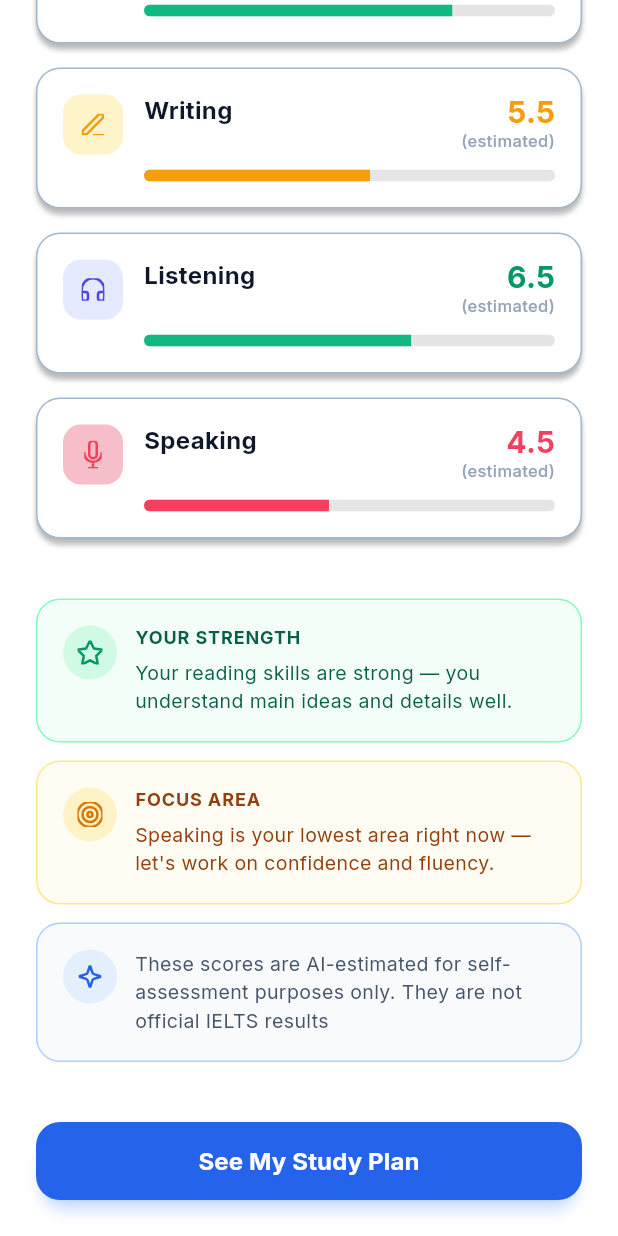
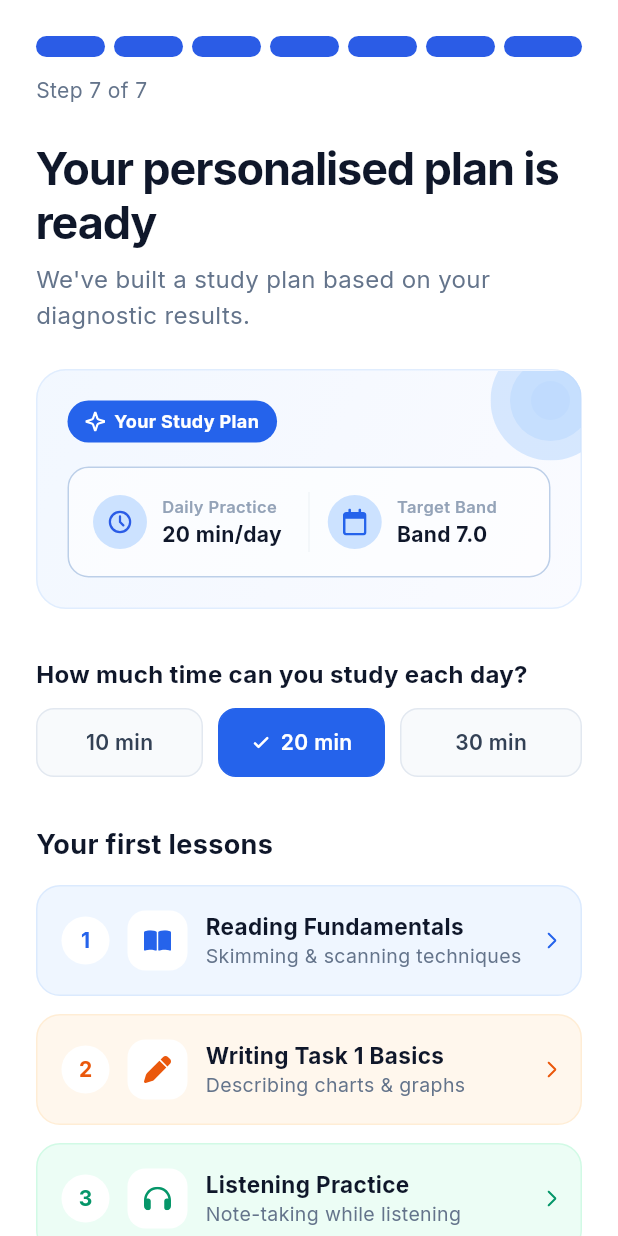
Before and after one commit to MominaYaqoob/Linguatude, a Flutter app: the OnboardingDiagnosticResultsScreen screen opened directly, scrolled down 301 dp, after a tap on "See My Study Plan", on a phone screen of 412 x 824 dp. Run offline on Flutter 3.47's test engine with Material 3 defaults, Android fonts, the phone set to English and light mode, and no system bars; our stand-ins replace device_preview, flutter_svg, google_fonts.

Commit message:
Add ONBD-008 Study Plan screen, wire it after Diagnostic Results
Builds the "Your personalised plan is ready" screen: gradient plan
card with badge, decorative target icon and stat row, a selectable
daily-duration pill picker, three themed lesson cards, and the Start
Learning CTA. Wires the Results screen's "See My Study Plan" button
to navigate here.

Co-Authored-By: Claude Sonnet 5 <noreply@anthropic.com>
Claude-Session: https://claude.ai/code/session_015RJCJrEnHn2Sp7oeeVqgRg

```diff
--- a/lib/screens/onboarding/onboarding_diagnostic_results_screen.dart
+++ b/lib/screens/onboarding/onboarding_diagnostic_results_screen.dart
@@ -3,6 +3,7 @@ import 'package:flutter_svg/flutter_svg.dart';
 import 'package:google_fonts/google_fonts.dart';
 
 import '../../theme/app_colors.dart';
+import 'onboarding_diagnostic_study_plan_screen.dart';
 
 class _BandScore {
   const _BandScore({
@@ -70,7 +71,11 @@ class OnboardingDiagnosticResultsScreen extends StatelessWidget {
   ];
 
   void _continue(BuildContext context) {
-    // Study plan screen is not built yet — nothing further to navigate to.
+    Navigator.of(context).push(
+      MaterialPageRoute(
+        builder: (_) => const OnboardingDiagnosticStudyPlanScreen(),
+      ),
+    );
   }
 
   @override
--- /dev/null
+++ b/lib/screens/onboarding/onboarding_diagnostic_study_plan_screen.dart
@@ -0,0 +1,557 @@
+import 'package:flutter/material.dart';
+import 'package:flutter_svg/flutter_svg.dart';
+import 'package:google_fonts/google_fonts.dart';
+
+import '../../theme/app_colors.dart';
+
+class _Lesson {
+  const _Lesson({
+    required this.number,
+    required this.icon,
+    required this.background,
+    required this.border,
+    required this.iconColor,
+    required this.title,
+    required this.subtitle,
+  });
+
+  final int number;
+  final String icon;
+  final Color background;
+  final Color border;
+  final Color iconColor;
+  final String title;
+  final String subtitle;
+}
+
+class OnboardingDiagnosticStudyPlanScreen extends StatefulWidget {
+  const OnboardingDiagnosticStudyPlanScreen({super.key});
+
+  @override
+  State<OnboardingDiagnosticStudyPlanScreen> createState() =>
+      _OnboardingDiagnosticStudyPlanScreenState();
+}
+
+class _OnboardingDiagnosticStudyPlanScreenState
+    extends State<OnboardingDiagnosticStudyPlanScreen> {
+  static const _currentStep = 7;
+  static const _totalSteps = 7;
+  static const _durations = ['10 min', '20 min', '30 min'];
+
+  static const _lessons = [
+    _Lesson(
+      number: 1,
+      icon: 'assets/icons/onboarding/book.svg',
+      background: AppColors.planLessonBlueBg,
+      border: AppColors.planLessonBlueBorder,
+      iconColor: AppColors.diagPrimary,
+      title: 'Reading Fundamentals',
+      subtitle: 'Skimming & scanning techniques',
+    ),
+    _Lesson(
+      number: 2,
+      icon: 'assets/icons/onboarding/pencil.svg',
+      background: AppColors.planLessonOrangeBg,
+      border: AppColors.planLessonOrangeBorder,
+      iconColor: AppColors.planLessonOrangeIcon,
+      title: 'Writing Task 1 Basics',
+      subtitle: 'Describing charts & graphs',
+    ),
+    _Lesson(
+      number: 3,
+      icon: 'assets/icons/onboarding/headphones.svg',
+      background: AppColors.planLessonGreenBg,
+      border: AppColors.planLessonGreenBorder,
+      iconColor: AppColors.planLessonGreenIcon,
+      title: 'Listening Practice',
+      subtitle: 'Note-taking while listening',
+    ),
+  ];
+
+  int _selectedDuration = 1;
+
+  void _startLearning() {
+    // Next screen in the flow is not built yet.
+  }
+
+  void _exploreOnMyOwn() {
+    // No dedicated destination yet — user opts out of the guided plan.
+  }
+
+  @override
+  Widget build(BuildContext context) {
+    return Scaffold(
+      backgroundColor: AppColors.white,
+      body: SafeArea(
+        child: SingleChildScrollView(
+          padding: const EdgeInsets.all(24),
+          child: Column(
+            crossAxisAlignment: CrossAxisAlignment.stretch,
+            children: [
+              _buildStepProgress(),
+              const SizedBox(height: 24),
+              Text(
+                'Your personalised plan is ready',
+                style: GoogleFonts.inter(
+                  fontSize: 30,
+                  fontWeight: FontWeight.w700,
+                  height: 36 / 30,
+                  letterSpacing: -0.75,
+                  color: AppColors.slate,
+                ),
+              ),
+              const SizedBox(height: 8),
+              Text(
+                "We've built a study plan based on your diagnostic results.",
+                style: GoogleFonts.inter(
+                  fontSize: 16,
+                  fontWeight: FontWeight.w400,
+                  height: 24 / 16,
+                  color: AppColors.slateMuted,
+                ),
+              ),
+              const SizedBox(height: 24),
+              _buildPlanCard(),
+              const SizedBox(height: 32),
+              _buildDurationPicker(),
+              const SizedBox(height: 32),
+              Text(
+                'Your first lessons',
+                style: GoogleFonts.inter(
+                  fontSize: 18,
+                  fontWeight: FontWeight.w700,
+                  height: 24 / 18,
+                  color: AppColors.slate,
+                ),
+              ),
+              const SizedBox(height: 16),
+              for (var i = 0; i < _lessons.length; i++) ...[
+                if (i > 0) const SizedBox(height: 12),
+                _buildLessonCard(_lessons[i]),
+              ],
+              const SizedBox(height: 40),
+              _buildStartButton(),
+              const SizedBox(height: 16),
+              Center(
+                child: GestureDetector(
+                  onTap: _exploreOnMyOwn,
+                  child: Text(
+                    "I'll explore on my own",
+                    style: GoogleFonts.inter(
+                      fontSize: 14,
+                      fontWeight: FontWeight.w600,
+                      height: 20 / 14,
+                      color: AppColors.planExploreLink,
+                    ),
+                  ),
+                ),
+              ),
+            ],
+          ),
+        ),
+      ),
+    );
+  }
+
+  Widget _buildStepProgress() {
+    return Column(
+      crossAxisAlignment: CrossAxisAlignment.start,
+      children: [
+        Row(
+          children: List.generate(_totalSteps, (index) {
+            final active = index < _currentStep;
+            return Expanded(
+              child: Padding(
+                padding: EdgeInsets.only(
+                  right: index == _totalSteps - 1 ? 0 : 6,
+                ),
+                child: Container(
+                  height: 14,
+                  decoration: BoxDecoration(
+                    color: active
+                        ? AppColors.primaryButton
+                        : AppColors.progressInactive,
+                    borderRadius: BorderRadius.circular(9999),
+                  ),
+                ),
+              ),
+            );
+          }),
+        ),
+        const SizedBox(height: 12),
+        Text(
+          'Step $_currentStep of $_totalSteps',
+          style: GoogleFonts.inter(
+            fontSize: 14,
+            fontWeight: FontWeight.w400,
+            height: 20 / 14,
+            color: AppColors.slateMuted,
+          ),
+        ),
+      ],
+    );
+  }
+
+  Widget _buildPlanCard() {
+    return Container(
+      width: double.infinity,
+      clipBehavior: Clip.antiAlias,
+      decoration: BoxDecoration(
+        borderRadius: BorderRadius.circular(20),
+        border: Border.all(color: AppColors.planCardBorder),
+        gradient: const LinearGradient(
+          begin: Alignment.topLeft,
+          end: Alignment.bottomRight,
+          colors: [
+            AppColors.planCardGradientStart,
+            AppColors.planCardGradientEnd,
+          ],
+        ),
+      ),
+      child: Stack(
+        children: [
+          Positioned(
+            top: -20,
+            right: -20,
+            child: SvgPicture.asset(
+              'assets/icons/onboarding/plan_target_deco.svg',
+              width: 80,
+              height: 80,
+            ),
+          ),
+          Padding(
+            padding: const EdgeInsets.all(20),
+            child: Column(
+              crossAxisAlignment: CrossAxisAlignment.start,
+              children: [
+                Container(
+                  padding: const EdgeInsets.symmetric(
+                    horizontal: 12,
+                    vertical: 6,
+                  ),
+                  decoration: BoxDecoration(
+                    color: AppColors.planBadgeBg,
+                    borderRadius: BorderRadius.circular(9999),
+                  ),
+                  child: Row(
+                    mainAxisSize: MainAxisSize.min,
+                    children: [
+                      SvgPicture.asset(
+                        'assets/icons/onboarding/plan_badge_star.svg',
+                        width: 13,
+                        height: 13,
+                      ),
+                      const SizedBox(width: 6),
+                      Text(
+                        'Your Study Plan',
+                        style: GoogleFonts.inter(
+                          fontSize: 12,
+                          fontWeight: FontWeight.w700,
+                          height: 16 / 12,
+                          color: AppColors.white,
+                        ),
+                      ),
+                    ],
+                  ),
+                ),
+                const SizedBox(height: 16),
+                Container(
+                  padding: const EdgeInsets.all(16),
+                  decoration: BoxDecoration(
+                    color: AppColors.planStatCardBg,
+                    borderRadius: BorderRadius.circular(14),
+                    border: Border.all(color: AppColors.planStatCardBorder),
+                  ),
+                  child: Row(
+                    children: [
+                      Expanded(
+                        child: _buildStatItem(
+                          icon: 'assets/icons/onboarding/clock.svg',
+                          label: 'Daily Practice',
+                          value: '20 min/day',
+                        ),
+                      ),
+                      Container(
+                        width: 1,
+                        height: 40,
+                        margin: const EdgeInsets.symmetric(horizontal: 12),
+                        color: AppColors.planDivider,
+                      ),
+                      Expanded(
+                        child: _buildStatItem(
+                          icon: 'assets/icons/onboarding/calendar.svg',
+                          label: 'Target Band',
+                          value: 'Band 7.0',
+                        ),
+                      ),
+                    ],
+                  ),
+                ),
+              ],
+            ),
+          ),
+        ],
+      ),
+    );
+  }
+
+  Widget _buildStatItem({
+    required String icon,
+    required String label,
+    required String value,
+  }) {
+    return Row(
+      crossAxisAlignment: CrossAxisAlignment.center,
+      children: [
+        Container(
+          width: 36,
+          height: 36,
+          decoration: BoxDecoration(
+            color: AppColors.planStatIconBg,
+            shape: BoxShape.circle,
+          ),
+          alignment: Alignment.center,
+          child: SvgPicture.asset(icon, width: 18, height: 18),
+        ),
+        const SizedBox(width: 10),
+        Flexible(
+          child: Column(
+            crossAxisAlignment: CrossAxisAlignment.start,
+            mainAxisSize: MainAxisSize.min,
+            children: [
+              Text(
+                label,
+                overflow: TextOverflow.ellipsis,
+                style: GoogleFonts.inter(
+                  fontSize: 11,
+                  fontWeight: FontWeight.w600,
+                  height: 14 / 11,
+                  color: AppColors.planStatLabel,
+                ),
+              ),
+              const SizedBox(height: 2),
+              Text(
+                value,
+                overflow: TextOverflow.ellipsis,
+                style: GoogleFonts.inter(
+                  fontSize: 14,
+                  fontWeight: FontWeight.w700,
+                  height: 18 / 14,
+                  color: AppColors.slate,
+                ),
+              ),
+            ],
+          ),
+        ),
+      ],
+    );
+  }
+
+  Widget _buildDurationPicker() {
+    return Column(
+      crossAxisAlignment: CrossAxisAlignment.start,
+      children: [
+        Text(
+          'How much time can you study each day?',
+          style: GoogleFonts.inter(
+            fontSize: 16,
+            fontWeight: FontWeight.w700,
+            height: 22 / 16,
+            color: AppColors.slate,
+          ),
+        ),
+        const SizedBox(height: 12),
+        Row(
+          children: List.generate(_durations.length, (index) {
+            final selected = index == _selectedDuration;
+            return Expanded(
+              child: Padding(
+                padding: EdgeInsets.only(
+                  right: index == _durations.length - 1 ? 0 : 10,
+                ),
+                child: GestureDetector(
+                  onTap: () => setState(() => _selectedDuration = index),
+                  child: AnimatedContainer(
+                    duration: const Duration(milliseconds: 150),
+                    padding: const EdgeInsets.symmetric(vertical: 12),
+                    decoration: BoxDecoration(
+                      color: selected
+                          ? AppColors.planPillSelectedBg
+                          : AppColors.planPillBg,
+                      borderRadius: BorderRadius.circular(12),
+                      border: Border.all(
+                        color: selected
+                            ? AppColors.planPillSelectedBg
+                            : AppColors.planPillBorder,
+                      ),
+                    ),
+                    child: Row(
+                      mainAxisAlignment: MainAxisAlignment.center,
+                      mainAxisSize: MainAxisSize.min,
+                      children: [
+                        if (selected) ...[
+                          SvgPicture.asset(
+                            'assets/icons/onboarding/check_white.svg',
+                            width: 14,
+                            height: 14,
+                          ),
+                          const SizedBox(width: 6),
+                        ],
+                        Text(
+                          _durations[index],
+                          style: GoogleFonts.inter(
+                            fontSize: 14,
+                            fontWeight: FontWeight.w600,
+                            height: 20 / 14,
+                            color: selected
+                                ? AppColors.white
+                                : AppColors.slateBody,
+                          ),
+                        ),
+                      ],
+                    ),
+                  ),
+                ),
+              ),
+            );
+          }),
+        ),
+      ],
+    );
+  }
+
+  Widget _buildLessonCard(_Lesson lesson) {
+    return Container(
+      padding: const EdgeInsets.all(16),
+      decoration: BoxDecoration(
+        color: lesson.background,
+        borderRadius: BorderRadius.circular(16),
+        border: Border.all(color: lesson.border),
+      ),
+      child: Row(
+        crossAxisAlignment: CrossAxisAlignment.center,
+        children: [
+          Container(
+            width: 32,
+            height: 32,
+            decoration: BoxDecoration(
+              color: AppColors.white,
+              shape: BoxShape.circle,
+            ),
+            alignment: Alignment.center,
+            child: Text(
+              '${lesson.number}',
+              style: GoogleFonts.inter(
+                fontSize: 14,
+                fontWeight: FontWeight.w700,
+                height: 18 / 14,
+                color: lesson.iconColor,
+              ),
+            ),
+          ),
+          const SizedBox(width: 12),
+          Container(
+            width: 40,
+            height: 40,
+            decoration: BoxDecoration(
+              color: AppColors.white,
+              borderRadius: BorderRadius.circular(12),
+            ),
+            alignment: Alignment.center,
+            child: SvgPicture.asset(
+              lesson.icon,
+              width: 18,
+              height: 18,
+              colorFilter: ColorFilter.mode(
+                lesson.iconColor,
+                BlendMode.srcIn,
+              ),
+            ),
+          ),
+          const SizedBox(width: 12),
+          Expanded(
+            child: Column(
+              crossAxisAlignment: CrossAxisAlignment.start,
+              mainAxisSize: MainAxisSize.min,
+              children: [
+                Text(
+                  lesson.title,
+                  overflow: TextOverflow.ellipsis,
+                  style: GoogleFonts.inter(
+                    fontSize: 15,
+                    fontWeight: FontWeight.w700,
+                    height: 20 / 15,
+                    color: AppColors.slate,
+                  ),
+                ),
+                Text(
+                  lesson.subtitle,
+                  overflow: TextOverflow.ellipsis,
+                  style: GoogleFonts.inter(
+                    fontSize: 13,
+                    fontWeight: FontWeight.w400,
+                    height: 18 / 13,
+                    color: AppColors.slateMuted,
+                  ),
+                ),
+              ],
+            ),
+          ),
+          const SizedBox(width: 8),
+          SvgPicture.asset(
+            'assets/icons/onboarding/chevron_right_blue.svg',
+            width: 6,
+            height: 10.67,
+            colorFilter: ColorFilter.mode(lesson.iconColor, BlendMode.srcIn),
+          ),
+        ],
+      ),
+    );
+  }
+
+  Widget _buildStartButton() {
+    return Container(
+      width: double.infinity,
+      height: 52,
+      decoration: BoxDecoration(
+        borderRadius: BorderRadius.circular(16),
+        boxShadow: const [
+          BoxShadow(
+            color: Color(0x403B82F6),
+            offset: Offset(0, 10),
+            blurRadius: 7.5,
+            spreadRadius: -3,
+          ),
+          BoxShadow(
+            color: Color(0x403B82F6),
+            offset: Offset(0, 4),
+            blurRadius: 3,
+            spreadRadius: -4,
+          ),
+        ],
+      ),
+      child: ElevatedButton(
+        onPressed: _startLearning,
+        style: ElevatedButton.styleFrom(
+          backgroundColor: AppColors.diagPrimary,
+          foregroundColor: AppColors.white,
+          elevation: 0,
+          shadowColor: Colors.transparent,
+          shape: RoundedRectangleBorder(
+            borderRadius: BorderRadius.circular(16),
+          ),
+          padding: EdgeInsets.zero,
+        ),
+        child: Text(
+          'Start Learning',
+          style: GoogleFonts.inter(
+            fontSize: 16,
+            fontWeight: FontWeight.w700,
+            height: 24 / 16,
+            color: AppColors.white,
+          ),
+        ),
+      ),
+    );
+  }
+}
--- a/lib/theme/app_colors.dart
+++ b/lib/theme/app_colors.dart
@@ -98,4 +98,28 @@ abstract final class AppColors {
   static const resultsFocusText = Color(0xFF92400E);
   static const resultsNoticeBorder = Color(0x997CB3FB);
   static const resultsNoticeIconBg = Color(0xB3DBEAFE);
+
+  // Study Plan (ONBD-008)
+  static const planCardGradientStart = Color(0xCCEFF6FF);
+  static const planCardGradientEnd = Color(0x4DEEF2FF);
+  static const planCardBorder = Color(0xCCDBEAFE);
+  static const planBadgeBg = Color(0xFF2563EB);
+  static const planStatCardBg = Color(0x99FFFFFF);
+  static const planStatCardBorder = Color(0x807EA2D2);
+  static const planStatIconBg = Color(0xFFCCE2FF);
+  static const planStatIcon = Color(0xFF2B5CE6);
+  static const planStatLabel = Color(0xFF94A3B8);
+  static const planDivider = Color(0xFFF1F5F9);
+  static const planPillBg = Color(0xFFF8FAFC);
+  static const planPillBorder = Color(0xFFE2E8F0);
+  static const planPillSelectedBg = Color(0xFF2563EB);
+  static const planLessonBlueBg = Color(0xFFEFF6FF);
+  static const planLessonBlueBorder = Color(0xFFDBEAFE);
+  static const planLessonOrangeBg = Color(0xFFFFF7ED);
+  static const planLessonOrangeBorder = Color(0xFFFFEDD5);
+  static const planLessonOrangeIcon = Color(0xFFEA580C);
+  static const planLessonGreenBg = Color(0xFFECFDF5);
+  static const planLessonGreenBorder = Color(0xFFD1FAE5);
+  static const planLessonGreenIcon = Color(0xFF059669);
+  static const planExploreLink = Color(0xFF64748B);
 }
```
Also changed, not shown: assets/icons/onboarding/plan_badge_star.svg (added), assets/icons/onboarding/plan_target_deco.svg (added).
